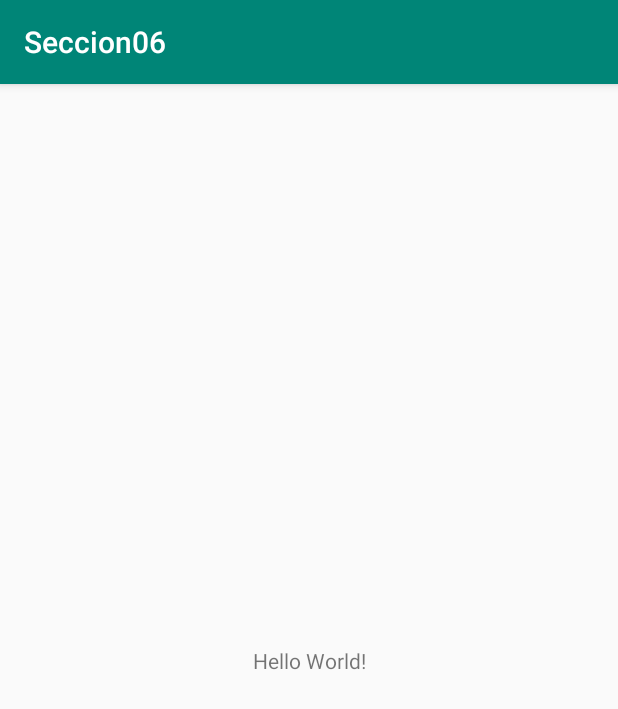
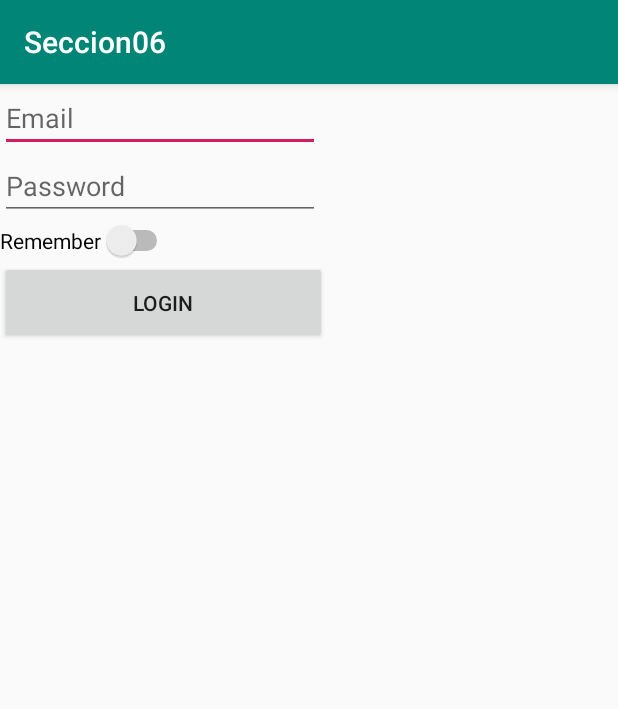
Before and after one commit to NicolasPla/Seccion06, an Android app: the screen it shows after launch (MainActivity before the commit, LoginActivity after it), on a phone screen of 412 x 824 dp. Shown: the top 709 px of the screen. Run offline under Robolectric (Android 15) with nearby library versions, the phone set to English and light mode, and no system bars.

Commit message:
Login update

```diff
--- /dev/null
+++ b/app/src/main/java/com/example/seccion06/LoginActivity.java
@@ -0,0 +1,92 @@
+package com.example.seccion06;
+
+import android.content.Context;
+import android.content.Intent;
+import android.content.SharedPreferences;
+import android.support.v7.app.AppCompatActivity;
+import android.os.Bundle;
+import android.text.TextUtils;
+import android.util.Patterns;
+import android.view.View;
+import android.widget.Button;
+import android.widget.EditText;
+import android.widget.Switch;
+import android.widget.Toast;
+
+public class LoginActivity extends AppCompatActivity {
+
+    private SharedPreferences prefs;
+
+    private EditText editTextEmail;
+    private EditText editTextPassword;
+    private Switch switchRemember;
+    private Button btnLogin;
+
+    @Override
+    protected void onCreate(Bundle savedInstanceState) {
+        super.onCreate(savedInstanceState);
+        setContentView(R.layout.activity_login);
+
+        prefs = getSharedPreferences("Preferences", Context.MODE_PRIVATE);
+        bindUI();
+        btnLogin.setOnClickListener(new View.OnClickListener() {
+            @Override
+            public void onClick(View v) {
+                String email = editTextEmail.getText().toString();
+                String password = editTextPassword.getText().toString();
+
+                if(login(email, password)){
+
+                    goToMain();
+                }
+            }
+        });
+    }
+
+    private void bindUI (){
+
+        editTextEmail = findViewById(R.id.editTextEmail);
+        editTextPassword = findViewById(R.id.editTextPassword);
+        switchRemember = findViewById(R.id.switchRemember);
+        btnLogin = findViewById(R.id.buttonLogin);
+    }
+
+    private boolean login(String email, String password){
+        if (!isValidEmail(email)){
+            Toast.makeText(this,"Email is not valid, please try again", Toast.LENGTH_LONG).show();
+            return false;
+        } else if (!isValidPassword(password)) {
+            Toast.makeText(this, "Email is not valid, please try again", Toast.LENGTH_LONG).show();
+            return false;
+        }else{
+            return true;
+        }
+    }
+
+    private void saveOnPreferences(String email, String password){
+        if (switchRemember.isChecked()){
+
+            // Objeto editor para poder escribir en los shared preferences
+            SharedPreferences.Editor editor = prefs.edit();
+            editor.putString("email", email);
+            editor.putString("pass", password);
+            // editor.commit();  // Frena el codigo hasta guardar los archivos Syncronized
+            editor.apply();   // El codigo sigue mientras en segundo plano se guardan los archivos Asyncronized
+        }
+    }
+
+    private boolean isValidEmail(String email){
+        return !TextUtils.isEmpty(email) && Patterns.EMAIL_ADDRESS.matcher(email).matches();
+    }
+    private boolean isValidPassword(String password){
+
+        return password.length() > 4;
+    }
+
+    private void goToMain(){
+        Intent intent = new Intent(LoginActivity.this, MainActivity.class);
+        intent.setFlags(intent.FLAG_ACTIVITY_NEW_TASK | Intent.FLAG_ACTIVITY_CLEAR_TASK);
+        startActivity(intent);
+    }
+
+}
--- /dev/null
+++ b/app/src/main/res/layout/activity_login.xml
@@ -0,0 +1,45 @@
+<?xml version="1.0" encoding="utf-8"?>
+<LinearLayout
+    xmlns:android="http://schemas.android.com/apk/res/android"
+    xmlns:app="http://schemas.android.com/apk/res-auto"
+    xmlns:tools="http://schemas.android.com/tools"
+    android:layout_width="match_parent"
+    android:layout_height="match_parent"
+    android:orientation="vertical"
+    tools:context=".LoginActivity">
+
+    <EditText
+        android:id="@+id/editTextEmail"
+        android:layout_width="wrap_content"
+        android:layout_height="wrap_content"
+        android:ems="10"
+        android:hint="Email"
+        android:inputType="textEmailAddress"
+        tools:layout_editor_absoluteX="100dp"
+        tools:layout_editor_absoluteY="148dp" />
+
+    <EditText
+        android:id="@+id/editTextPassword"
+        android:layout_width="wrap_content"
+        android:layout_height="wrap_content"
+        android:ems="10"
+        android:hint="Password"
+        android:inputType="textPassword"
+        tools:layout_editor_absoluteX="84dp"
+        tools:layout_editor_absoluteY="273dp" />
+
+    <Switch
+        android:id="@+id/switchRemember"
+        android:layout_width="wrap_content"
+        android:layout_height="wrap_content"
+        android:text="Remember"
+         />
+
+    <Button
+        android:id="@+id/buttonLogin"
+        android:layout_width="218dp"
+        android:layout_height="55dp"
+        android:text="Login"
+        tools:layout_editor_absoluteX="100dp"
+        tools:layout_editor_absoluteY="450dp" />
+</LinearLayout>
--- a/app/src/main/res/layout/activity_main.xml
+++ b/app/src/main/res/layout/activity_main.xml
@@ -1,8 +1,7 @@
 <?xml version="1.0" encoding="utf-8"?>
-<android.support.constraint.ConstraintLayout
-    xmlns:android="http://schemas.android.com/apk/res/android"
+<android.support.constraint.ConstraintLayout xmlns:android="http://schemas.android.com/apk/res/android"
+    xmlns:app="http://schemas.android.com/apk/res-auto"
     xmlns:tools="http://schemas.android.com/tools"
-    xmlns:app="http://schemas.android.com/apk/res-auto"
     android:layout_width="match_parent"
     android:layout_height="match_parent"
     tools:context=".MainActivity">
--- a/app/src/main/res/mipmap-anydpi-v26/ic_launcher.xml
+++ b/app/src/main/res/mipmap-anydpi-v26/ic_launcher.xml
@@ -1,5 +1,5 @@
 <?xml version="1.0" encoding="utf-8"?>
 <adaptive-icon xmlns:android="http://schemas.android.com/apk/res/android">
-    <background android:drawable="@drawable/ic_launcher_background"/>
-    <foreground android:drawable="@drawable/ic_launcher_foreground"/>
+    <background android:drawable="@drawable/ic_launcher_background" />
+    <foreground android:drawable="@drawable/ic_launcher_foreground" />
 </adaptive-icon>
--- a/app/src/main/res/mipmap-anydpi-v26/ic_launcher_round.xml
+++ b/app/src/main/res/mipmap-anydpi-v26/ic_launcher_round.xml
@@ -1,5 +1,5 @@
 <?xml version="1.0" encoding="utf-8"?>
 <adaptive-icon xmlns:android="http://schemas.android.com/apk/res/android">
-    <background android:drawable="@drawable/ic_launcher_background"/>
-    <foreground android:drawable="@drawable/ic_launcher_foreground"/>
+    <background android:drawable="@drawable/ic_launcher_background" />
+    <foreground android:drawable="@drawable/ic_launcher_foreground" />
 </adaptive-icon>
--- a/gradle.properties
+++ b/gradle.properties
@@ -1,16 +1,12 @@
 # Project-wide Gradle settings.
-
 # IDE (e.g. Android Studio) users:
 # Gradle settings configured through the IDE *will override*
 # any settings specified in this file.
-
 # For more details on how to configure your build environment visit
 # http://www.gradle.org/docs/current/userguide/build_environment.html
-
 # Specifies the JVM arguments used for the daemon process.
 # The setting is particularly useful for tweaking memory settings.
 org.gradle.jvmargs=-Xmx1536m
-
 # When configured, Gradle will run in incubating parallel mode.
 # This option should only be used with decoupled projects. More details, visit
 # http://www.gradle.org/docs/current/userguide/multi_project_builds.html#sec:decoupled_projects
```
Also changed, not shown: app/src/main/AndroidManifest.xml (+4 -3 lines), app/src/main/java/com/example/seccion06/MainActivity.java (+40 -0 lines), app/src/main/res/drawable-v24/ic_launcher_foreground.xml (+6 -6 lines), app/src/main/res/drawable/ic_launcher_background.xml (+166 -70 lines), app/src/main/res/menu/menu.xml (added, +15 -0 lines).
